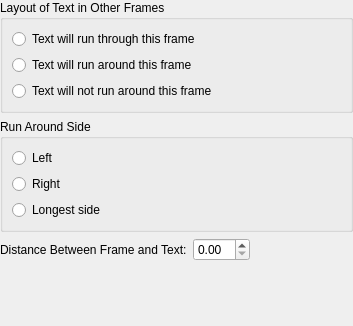
KDE/koffice, file kword/part/dialogs/KWFrameRunaroundProperties.ui: the form before one commit.
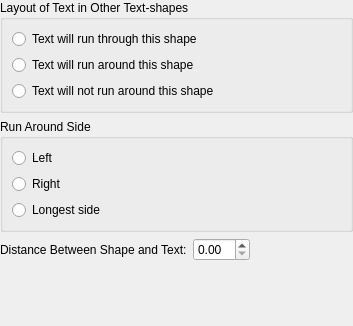
The form after the commit. Custom widgets are drawn as their Qt base class.

Commit message:
Rename 'frame' to 'shape' everywhere in GUI
All over KOffice we call things 'shape' so let KWord follow suit.
KWord has always been a frames-based application, this seems to
need an update ;)

Patch:
```diff
--- a/kword/part/dialogs/KWFrameRunaroundProperties.ui
+++ b/kword/part/dialogs/KWFrameRunaroundProperties.ui
@@ -17,9 +17,9 @@
     <number>6</number>
    </property>
    <item>
-    <widget class="QGroupBox" name="groupBox_3" >
-     <property name="title" >
-      <string>Layout of Text in Other Frames</string>
+    <widget class="QGroupBox" name="groupBox_3">
+     <property name="title">
+      <string>Layout of Text in Other Text-shapes</string>
      </property>
      <layout class="QVBoxLayout" >
       <property name="margin" >
@@ -29,23 +29,23 @@
        <number>6</number>
       </property>
       <item>
-       <widget class="QRadioButton" name="runThrough" >
-        <property name="text" >
-         <string>Text will run through this frame</string>
+       <widget class="QRadioButton" name="runThrough">
+        <property name="text">
+         <string>Text will run through this shape</string>
         </property>
        </widget>
       </item>
       <item>
-       <widget class="QRadioButton" name="runAround" >
-        <property name="text" >
-         <string>Text will run around this frame</string>
+       <widget class="QRadioButton" name="runAround">
+        <property name="text">
+         <string>Text will run around this shape</string>
         </property>
        </widget>
       </item>
       <item>
-       <widget class="QRadioButton" name="noRunaround" >
-        <property name="text" >
-         <string>Text will not run around this frame</string>
+       <widget class="QRadioButton" name="noRunaround">
+        <property name="text">
+         <string>Text will not run around this shape</string>
         </property>
        </widget>
       </item>
@@ -97,9 +97,9 @@
       <number>6</number>
      </property>
      <item>
-      <widget class="QLabel" name="label_5" >
-       <property name="text" >
-        <string>Distance Between Frame and Text:</string>
+      <widget class="QLabel" name="label_5">
+       <property name="text">
+        <string>Distance Between Shape and Text:</string>
        </property>
        <property name="buddy" >
         <cstring>distance</cstring>
```
Left out of the diff: 75 changed lines with no effect on the pictures. The commit also changes 5 other files.
